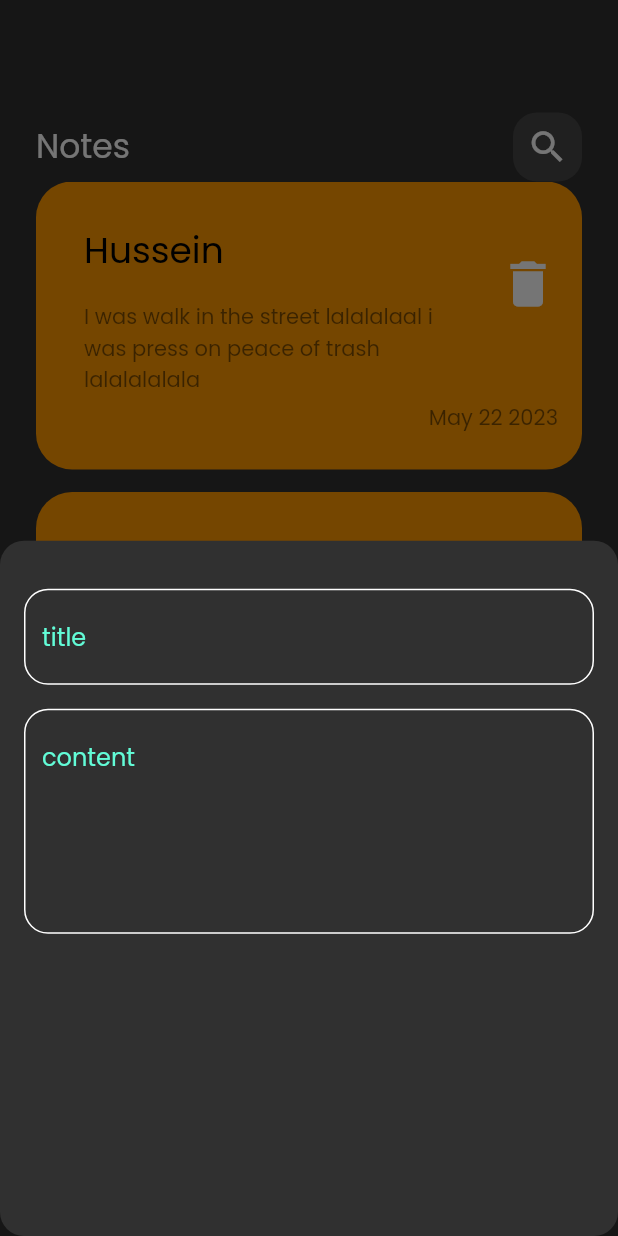
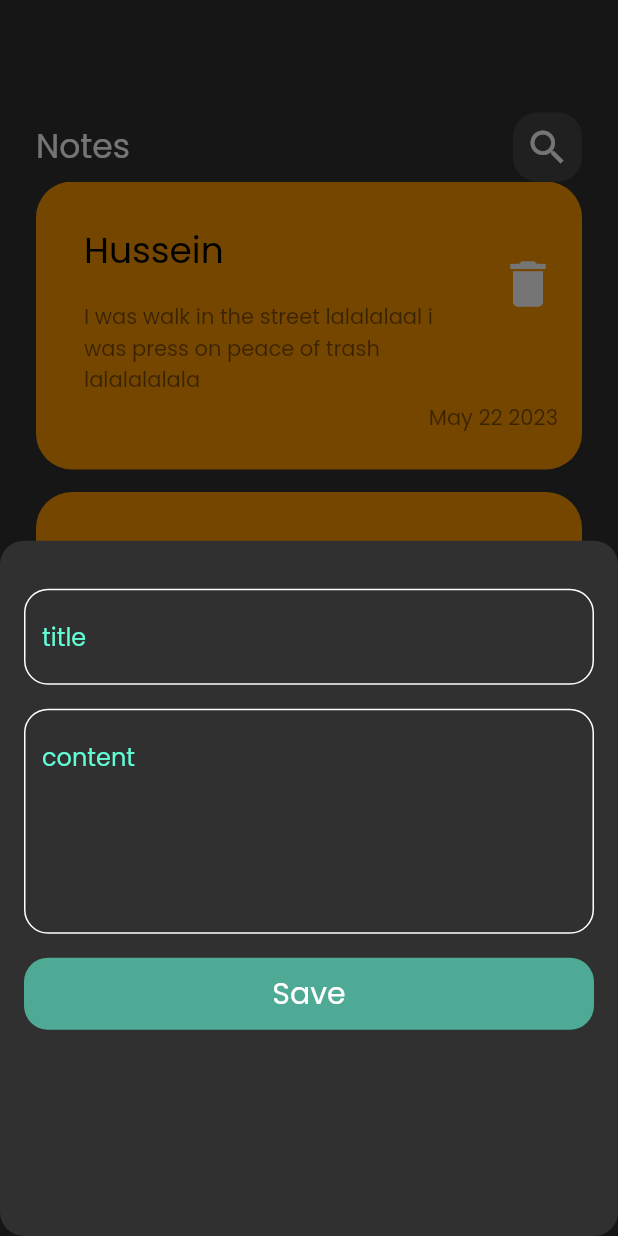
Before and after one commit to Hussein2077/note_app, a Flutter app: the screen it shows after launch, after a tap on the "add" icon, on a phone screen of 412 x 824 dp. Run offline on Flutter 3.47's test engine with Material 2 defaults, Android fonts, the phone set to English and light mode, and no system bars; our stand-ins replace get.

Commit message:
Finish UI

```diff
--- a/lib/controller/body_controller.dart
+++ b/lib/controller/body_controller.dart
@@ -1,5 +1,5 @@
 import 'package:get/get.dart';
-import 'package:note_app/constant_routes.dart';
+import 'package:note_app/constant/constant_routes.dart';
 
 abstract class BodyController extends GetxController{
   toEditPage();
--- a/lib/main.dart
+++ b/lib/main.dart
@@ -1,9 +1,9 @@
 import 'package:flutter/material.dart';
 import 'package:get/get_navigation/get_navigation.dart';
-import 'package:note_app/constant_routes.dart';
+import 'package:note_app/constant/constant_routes.dart';
 import 'package:note_app/routes.dart';
 
-import 'package:note_app/view/note_view.dart';
+import 'package:note_app/view/screens/note_view.dart';
 
 void main() {
   runApp(const MyApp());
--- a/lib/routes.dart
+++ b/lib/routes.dart
@@ -1,8 +1,8 @@
 
 import 'package:flutter/material.dart';
-import 'package:note_app/constant_routes.dart';
-import 'package:note_app/view/note_edit_page.dart';
-import 'package:note_app/view/note_view.dart';
+import 'package:note_app/constant/constant_routes.dart';
+import 'package:note_app/view/screens/note_edit_page.dart';
+import 'package:note_app/view/screens/note_view.dart';
 
 Map<String,Widget Function(BuildContext context)> routes ={
   AppRoutes.editNotePage:(context)=>const NoteEditPage(),
--- a/lib/view/note_view.dart
+++ b/lib/view/screens/note_view.dart
@@ -1,5 +1,5 @@
 import 'package:flutter/material.dart';
-import 'package:note_app/view/body.dart';
+import 'package:note_app/view/widgets/body.dart';
 import 'package:note_app/view/widgets/add_bottom_sheet.dart';
 class NoteVeiw extends StatelessWidget {
   const NoteVeiw({Key? key}) : super(key: key);
--- a/lib/view/widgets/add_bottom_sheet.dart
+++ b/lib/view/widgets/add_bottom_sheet.dart
@@ -1,4 +1,5 @@
 import 'package:flutter/material.dart';
+import 'package:note_app/view/widgets/custom_botton.dart';
 import 'package:note_app/view/widgets/custom_text_feild.dart';
 
 class AddBottomSheet extends StatelessWidget {
@@ -18,6 +19,10 @@ class AddBottomSheet extends StatelessWidget {
             height: 16,
           ),
           CustomTextFeild(hintText: 'content',maxLines: 5,),
+          SizedBox(
+            height: 16,
+          ),
+          CustomBotton(title: 'Save'),
         ],
       ),
     );
--- a/lib/view/body.dart
+++ b/lib/view/widgets/body.dart
@@ -1,7 +1,7 @@
 import 'package:flutter/material.dart';
 import 'package:note_app/view/widgets/list_view.dart';
 
-import 'widgets/custom_app_bar.dart';
+import 'custom_app_bar.dart';
 
 class Body extends StatelessWidget {
   const Body({Key? key}) : super(key: key);
@@ -11,9 +11,11 @@ class Body extends StatelessWidget {
     return Padding(
       padding: const EdgeInsets.symmetric(horizontal: 24),
       child: Column(
-        children: [
-          const SizedBox(height: 75),
-          const CustomAppBar(),
+        children: const [
+          SizedBox(height: 75),
+          CustomAppBar(title: 'Notes',icon: Icon(Icons.search,
+          size: 30,
+          ),),
           Expanded(child: CustomListView()),
         ],
       ),
--- a/lib/view/widgets/custom_app_bar.dart
+++ b/lib/view/widgets/custom_app_bar.dart
@@ -1,15 +1,16 @@
 import 'package:flutter/material.dart';
 
 class CustomAppBar extends StatelessWidget {
-  const CustomAppBar({Key? key}) : super(key: key);
-
+  const CustomAppBar({Key? key, required this.title, required this.icon}) : super(key: key);
+final String title;
+final Icon icon;
   @override
   Widget build(BuildContext context) {
     return Row(
       children: [
-        const Text(
-          'Notes',
-          style: TextStyle(
+         Text(
+          title,
+          style:const TextStyle(
             fontSize: 22,
             color: Colors.white,
           ),
@@ -24,10 +25,7 @@ class CustomAppBar extends StatelessWidget {
           ),
           child: IconButton(
             onPressed: () {},
-            icon: const Icon(
-              Icons.search,
-              size: 28,
-            ),
+            icon: icon,
           ),
         )
       ],
--- /dev/null
+++ b/lib/view/widgets/custom_botton.dart
@@ -0,0 +1,24 @@
+import 'package:flutter/material.dart';
+import 'package:note_app/constant/constant.dart';
+class CustomBotton extends StatelessWidget {
+  const CustomBotton({Key? key, required this.title}) : super(key: key);
+final String title;
+  @override
+  Widget build(BuildContext context) {
+    return Container(
+      decoration: BoxDecoration(
+        color: kPrimaryColor.withOpacity(.6),
+        borderRadius: BorderRadius.circular(16),
+
+      ),
+      width: double.infinity,
+      child: MaterialButton(onPressed: (){}
+        ,child: Text(title,
+          style: TextStyle(
+            fontSize: 20,
+          ),),
+
+      ),
+    );
+  }
+}
--- a/lib/view/widgets/custom_text_feild.dart
+++ b/lib/view/widgets/custom_text_feild.dart
@@ -1,5 +1,5 @@
 import 'package:flutter/material.dart';
-import 'package:note_app/constant.dart';
+import 'package:note_app/constant/constant.dart';
 
 class CustomTextFeild extends StatelessWidget {
   final String hintText;
--- a/lib/view/widgets/custom_text_tile.dart
+++ b/lib/view/widgets/custom_text_tile.dart
@@ -1,10 +1,18 @@
 import 'package:flutter/material.dart';
+import 'package:get/get.dart';
+
+import '../../controller/body_controller.dart';
 class TextBody extends StatelessWidget {
   const TextBody({Key? key}) : super(key: key);
 
   @override
   Widget build(BuildContext context) {
-    return Container(
+    BodyControllerImp controller = Get.put(BodyControllerImp());
+    return InkWell(
+      onTap: (){
+        controller.toEditPage();
+      },
+      child: Container(
         margin:const EdgeInsets.only(bottom: 15),
         padding: const EdgeInsets.only(top: 24,bottom: 24,left: 16),
         decoration: BoxDecoration(
@@ -40,6 +48,7 @@ class TextBody extends StatelessWidget {
           ],
         ),
 
+      ),
     );
   }
 }
--- a/lib/view/widgets/list_view.dart
+++ b/lib/view/widgets/list_view.dart
@@ -1,6 +1,5 @@
 import 'package:flutter/material.dart';
-import 'package:get/get.dart';
-import 'package:note_app/controller/body_controller.dart';
+
 import 'package:note_app/view/widgets/custom_text_tile.dart';
 
 class CustomListView extends StatelessWidget {
@@ -8,18 +7,13 @@ const   CustomListView({Key? key}) : super(key: key);
 
   @override
   Widget build(BuildContext context) {
-    BodyControllerImp controller = Get.put(BodyControllerImp());
 
-    return InkWell(
-      onTap: () {
-        controller.toEditPage();
-      },
-      child: Padding(
-        padding: EdgeInsets.zero,
-        child: ListView.builder(itemBuilder: (context, i) {
-          return const TextBody();
-        }),
-      ),
+
+    return Padding(
+      padding: EdgeInsets.zero,
+      child: ListView.builder(itemBuilder: (context, i) {
+        return const TextBody();
+      }),
     );
   }
 }
```
Also changed, not shown: lib/view/note_edit_page.dart (deleted, +0 -11 lines), lib/view/screens/note_edit_page.dart (added, +36 -0 lines), lib/constant/constant.dart (renamed from lib/constant.dart), lib/constant/constant_routes.dart (renamed from lib/constant_routes.dart). Lines whose indentation alone changed are shown as unchanged.
